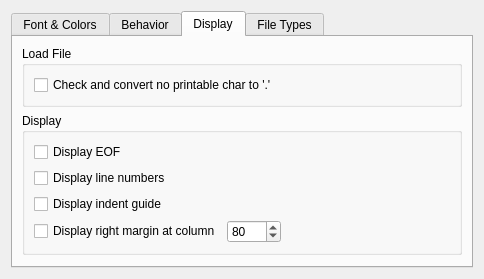
This is liteidex/src/plugins/liteeditor/liteeditoroption.ui in visualfc/liteide as Qt 5 draws it before an edit. The edited form follows.
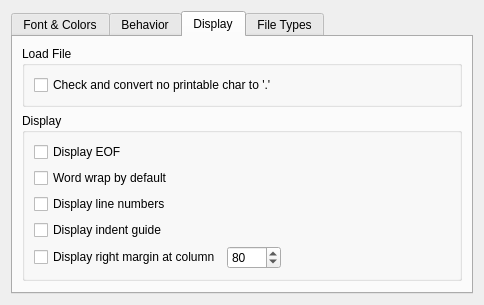
This is the edited form. The open tabs and pages were chosen to show the change.

Commit message:
Fix #51: Add word wrap support
A new option has been added that changes the default word wrap
setting (wrap or no wrap).  Individual documents can override the
default setting using the new "Word Wrap" checkbox in the "Edit"
menu.  Overrides are not saved between sessions.

Patch:
```diff
--- a/liteidex/src/plugins/liteeditor/liteeditoroption.ui
+++ b/liteidex/src/plugins/liteeditor/liteeditoroption.ui
@@ -340,6 +340,13 @@
             </property>
            </widget>
           </item>
+          <item>
+           <widget class="QCheckBox" name="defaultWordWrapCheckBox">
+            <property name="text">
+             <string>Word wrap by default</string>
+            </property>
+           </widget>
+          </item>
           <item>
            <widget class="QCheckBox" name="lineNumberVisibleCheckBox">
             <property name="text">
```
The commit also changes 6 other files.
